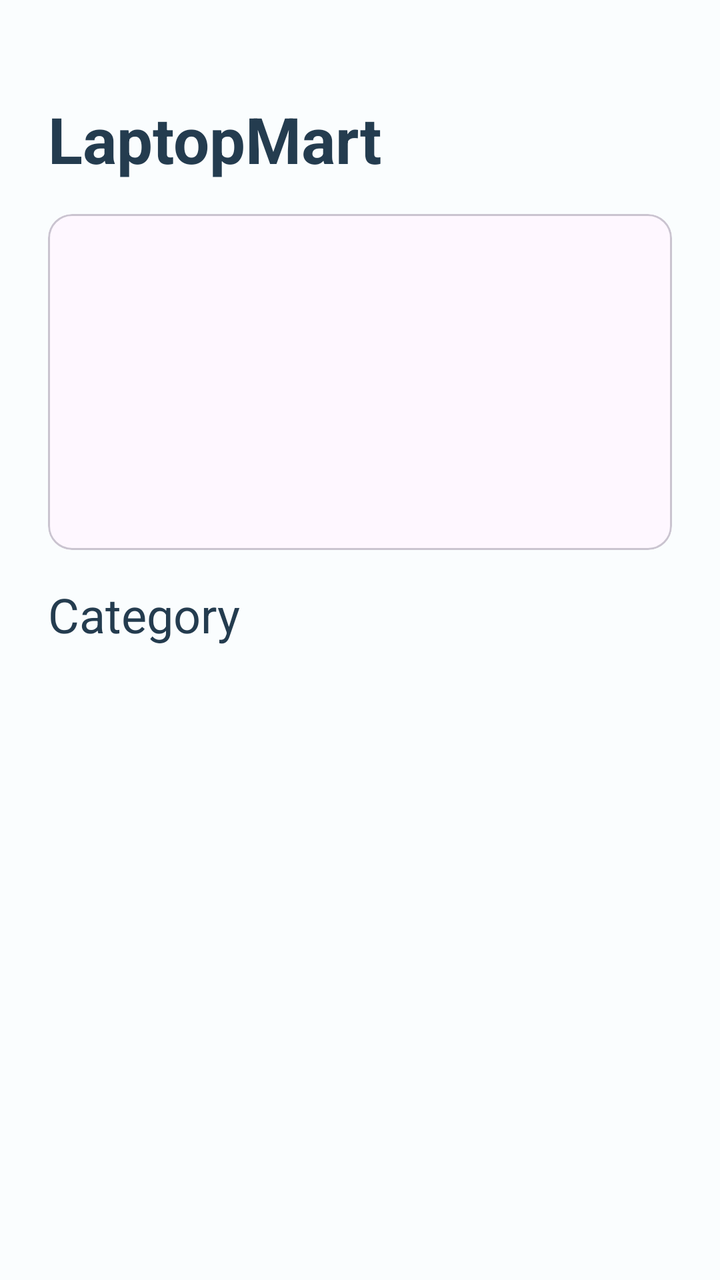
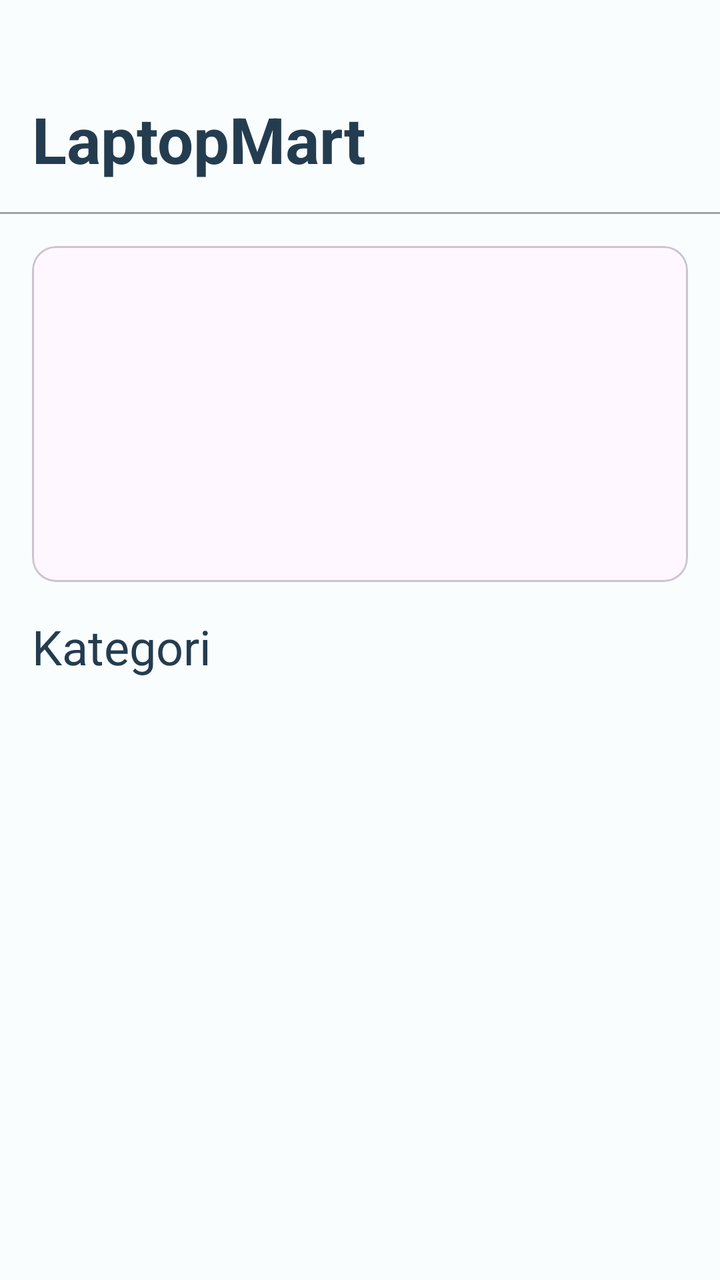

Compare the two renders of this Android layout. The source of the first and the diff that turns it into the second are given below.
<!-- AndroidManifest.xml: application theme Theme.LaptopMart -->
<!-- res/layout/fragment_home.xml -->
<?xml version="1.0" encoding="utf-8"?>
<androidx.coordinatorlayout.widget.CoordinatorLayout xmlns:android="http://schemas.android.com/apk/res/android"
    xmlns:app="http://schemas.android.com/apk/res-auto"
    xmlns:tools="http://schemas.android.com/tools"
    android:layout_width="match_parent"
    android:layout_height="match_parent"
    android:background="@color/winter_white"
    tools:context=".home.HomeFragment">

    <LinearLayout
        android:layout_width="match_parent"
        android:layout_height="wrap_content"
        android:layout_marginHorizontal="24dp"
        android:layout_marginTop="48dp"
        android:orientation="vertical">

        <TextView
            android:layout_width="match_parent"
            android:layout_height="wrap_content"
            android:text="@string/app_name"
            android:textColor="@color/navy_blue"
            android:textSize="32sp"
            android:textStyle="bold" />

        <androidx.constraintlayout.widget.ConstraintLayout
            android:layout_width="match_parent"
            android:layout_height="wrap_content"
            android:layout_marginTop="16dp">

            <com.google.android.material.card.MaterialCardView
                android:id="@+id/bannerContainer"
                android:layout_width="0dp"
                android:layout_height="168dp"
                app:cardCornerRadius="12dp"
                app:layout_constraintBottom_toBottomOf="parent"
                app:layout_constraintEnd_toEndOf="parent"
                app:layout_constraintStart_toStartOf="parent"
                app:layout_constraintTop_toTopOf="parent">

                <androidx.viewpager2.widget.ViewPager2
                    android:id="@+id/vpBanner"
                    android:layout_width="match_parent"
                    android:layout_height="match_parent" />

            </com.google.android.material.card.MaterialCardView>

            <ProgressBar
                android:id="@+id/pbBanner"
                style="?android:attr/progressBarStyle"
                android:layout_width="wrap_content"
                android:layout_height="wrap_content"
                android:indeterminateTint="@color/navy_blue"
                app:layout_constraintBottom_toBottomOf="parent"
                app:layout_constraintEnd_toEndOf="parent"
                app:layout_constraintStart_toStartOf="parent"
                app:layout_constraintTop_toTopOf="parent" />

        </androidx.constraintlayout.widget.ConstraintLayout>

        <TextView
            android:layout_width="match_parent"
            android:layout_height="wrap_content"
            android:layout_marginTop="16dp"
            android:text="Category"
            android:textColor="@color/navy_blue"
            android:textSize="24sp" />

    </LinearLayout>

</androidx.coordinatorlayout.widget.CoordinatorLayout>
<!-- resources referenced by this layout -->
<resources>
  <color name="navy_blue">#FF243C4F</color>
  <color name="winter_white">#FFFAFDFE</color>
  <string name="app_name">LaptopMart</string>
  <style name="Theme.LaptopMart" parent="Theme.Material3.Light.NoActionBar">
          <item name="bottomNavigationStyle">@style/Widget.LaptopMart.BottomNavigationView</item>
          <item name="textInputStyle">@style/Widget.LaptopMart.TextInputLayout.OutlinedBox</item>
          <item name="materialButtonStyle">@style/Widget.LaptopMart.Button</item>
          <item name="materialButtonOutlinedStyle">@style/Widget.LaptopMart.Button.OutlinedButton
          </item>
          <item name="floatingActionButtonStyle">@style/Widget.LaptopMart.FloatingActionButton
          </item>
      </style>
  <style name="Widget.LaptopMart.BottomNavigationView" parent="Widget.Material3.BottomNavigationView">
          <item name="materialThemeOverlay">@style/ThemeOverlay.LaptopMart.BottomNavigationView</item>
      </style>
  <style name="Widget.LaptopMart.TextInputLayout.OutlinedBox" parent="Widget.Material3.TextInputLayout.OutlinedBox">
          <item name="materialThemeOverlay">
              @style/ThemeOverlay.LaptopMart.TextInputLayout.OutlinedBox
          </item>
          <item name="shapeAppearance">@style/ShapeAppearance.Material3.Corner.Full
          </item>
      </style>
  <style name="Widget.LaptopMart.Button" parent="Widget.Material3.Button">
          <item name="android:padding">16dp</item>
          <item name="android:textStyle">bold</item>
          <item name="android:textSize">16sp</item>
          <item name="materialThemeOverlay">@style/ThemeOverlay.LaptopMart.Button
          </item>
          <item name="buttonStyle">@style/Widget.Material3.Button</item>
      </style>
  <style name="Widget.LaptopMart.Button.OutlinedButton" parent="Widget.Material3.Button.OutlinedButton">
          <item name="materialThemeOverlay">@style/ThemeOverlay.LaptopMart.Button.OutlinedButton
          </item>
          <item name="strokeWidth">2dp</item>
          <item name="android:padding">16dp</item>
          <item name="android:textStyle">bold</item>
          <item name="android:textSize">16sp</item>
      </style>
  <style name="Widget.LaptopMart.FloatingActionButton" parent="Widget.Material3.FloatingActionButton.Primary">
          <item name="materialThemeOverlay">@style/ThemeOverlay.LaptopMart.FloatingActionButton
          </item>
          <item name="floatingActionButtonStyle">
              @style/Widget.Material3.FloatingActionButton.Primary
          </item>
      </style>
  <style name="ThemeOverlay.LaptopMart.BottomNavigationView" parent="">
          <item name="colorOnSecondaryContainer">@color/colorPrimary</item>
          <item name="colorSecondaryContainer">@color/sky_mist</item>
          <item name="colorSurfaceContainer">@color/minted_aqua</item>
          <item name="elevation">16dp</item>
      </style>
  <style name="ThemeOverlay.LaptopMart.Button" parent="ThemeOverlay.Material3.Button">
          <item name="colorContainer">@color/blue_ribbon</item>
          <item name="colorOnContainer">@color/winter_white</item>
      </style>
  <style name="ThemeOverlay.LaptopMart.Button.OutlinedButton" parent="ThemeOverlay.Material3.Button.TextButton">
          <item name="colorOnContainer">@color/blue_ribbon</item>
          <item name="colorOutline">@color/blue_ribbon</item>
      </style>
  <style name="ThemeOverlay.LaptopMart.FloatingActionButton" parent="">
          <item name="colorContainer">@color/blue_belle</item>
          <item name="colorOnContainer">@color/blue_ribbon</item>
      </style>
  <color name="sky_mist">#FFB3E7FF</color>
  <color name="minted_aqua">#FFE1F3F7</color>
  <color name="classic_french_gray">#FF9AA5AA</color>
  <color name="blue_ribbon">#FF286398</color>
  <color name="blue_belle">#FF6ECAF6</color>
  <!-- unchanged entries left out for length: 1 -->
</resources>

<!-- the commit's change to res/layout/fragment_home.xml (unified diff, before → after) -->
@@ -1,5 +1,5 @@
 <?xml version="1.0" encoding="utf-8"?>
-<androidx.coordinatorlayout.widget.CoordinatorLayout xmlns:android="http://schemas.android.com/apk/res/android"
+<androidx.constraintlayout.widget.ConstraintLayout xmlns:android="http://schemas.android.com/apk/res/android"
     xmlns:app="http://schemas.android.com/apk/res-auto"
     xmlns:tools="http://schemas.android.com/tools"
     android:layout_width="match_parent"
@@ -7,64 +7,112 @@
     android:background="@color/winter_white"
     tools:context=".home.HomeFragment">
 
-    <LinearLayout
+    <androidx.constraintlayout.widget.ConstraintLayout
+        android:id="@+id/tv_container"
         android:layout_width="match_parent"
         android:layout_height="wrap_content"
-        android:layout_marginHorizontal="24dp"
-        android:layout_marginTop="48dp"
-        android:orientation="vertical">
+        app:layout_constraintEnd_toEndOf="parent"
+        app:layout_constraintStart_toStartOf="parent"
+        app:layout_constraintTop_toTopOf="parent">
 
         <TextView
             android:layout_width="match_parent"
             android:layout_height="wrap_content"
+            android:layout_marginHorizontal="16dp"
+            android:layout_marginTop="48dp"
+            android:layout_marginBottom="16dp"
             android:text="@string/app_name"
             android:textColor="@color/navy_blue"
             android:textSize="32sp"
-            android:textStyle="bold" />
+            android:textStyle="bold"
+            app:layout_constraintBottom_toBottomOf="parent"
+            app:layout_constraintEnd_toEndOf="parent"
+            app:layout_constraintStart_toStartOf="parent"
+            app:layout_constraintTop_toTopOf="parent" />
 
-        <androidx.constraintlayout.widget.ConstraintLayout
+        <com.google.android.material.divider.MaterialDivider
             android:layout_width="match_parent"
             android:layout_height="wrap_content"
-            android:layout_marginTop="16dp">
+            app:layout_constraintBottom_toBottomOf="parent"
+            app:layout_constraintEnd_toEndOf="parent"
+            app:layout_constraintStart_toStartOf="parent" />
 
-            <com.google.android.material.card.MaterialCardView
-                android:id="@+id/bannerContainer"
-                android:layout_width="0dp"
-                android:layout_height="168dp"
-                app:cardCornerRadius="12dp"
-                app:layout_constraintBottom_toBottomOf="parent"
-                app:layout_constraintEnd_toEndOf="parent"
-                app:layout_constraintStart_toStartOf="parent"
-                app:layout_constraintTop_toTopOf="parent">
+    </androidx.constraintlayout.widget.ConstraintLayout>
 
-                <androidx.viewpager2.widget.ViewPager2
-                    android:id="@+id/vpBanner"
+    <LinearLayout
+        android:layout_width="match_parent"
+        android:layout_height="0dp"
+        android:orientation="vertical"
+        app:layout_constraintBottom_toBottomOf="parent"
+        app:layout_constraintEnd_toEndOf="parent"
+        app:layout_constraintStart_toStartOf="parent"
+        app:layout_constraintTop_toBottomOf="@id/tv_container">
+
+        <androidx.core.widget.NestedScrollView
+            android:layout_width="match_parent"
+            android:layout_height="match_parent">
+
+            <LinearLayout
+                android:layout_width="match_parent"
+                android:layout_height="wrap_content"
+                android:layout_marginHorizontal="16dp"
+                android:orientation="vertical">
+
+                <androidx.constraintlayout.widget.ConstraintLayout
                     android:layout_width="match_parent"
-                    android:layout_height="match_parent" />
+                    android:layout_height="wrap_content"
+                    android:layout_marginTop="16dp">
 
-            </com.google.android.material.card.MaterialCardView>
+                    <com.google.android.material.card.MaterialCardView
+                        android:id="@+id/bannerContainer"
+                        android:layout_width="0dp"
+                        android:layout_height="168dp"
+                        app:cardCornerRadius="12dp"
+                        app:layout_constraintBottom_toBottomOf="parent"
+                        app:layout_constraintEnd_toEndOf="parent"
+                        app:layout_constraintStart_toStartOf="parent"
+                        app:layout_constraintTop_toTopOf="parent">
 
-            <ProgressBar
-                android:id="@+id/pbBanner"
-                style="?android:attr/progressBarStyle"
-                android:layout_width="wrap_content"
-                android:layout_height="wrap_content"
-                android:indeterminateTint="@color/navy_blue"
-                app:layout_constraintBottom_toBottomOf="parent"
-                app:layout_constraintEnd_toEndOf="parent"
-                app:layout_constraintStart_toStartOf="parent"
-                app:layout_constraintTop_toTopOf="parent" />
+                        <androidx.viewpager2.widget.ViewPager2
+                            android:id="@+id/vpBanner"
+                            android:layout_width="match_parent"
+                            android:layout_height="match_parent" />
 
-        </androidx.constraintlayout.widget.ConstraintLayout>
+                    </com.google.android.material.card.MaterialCardView>
 
-        <TextView
-            android:layout_width="match_parent"
-            android:layout_height="wrap_content"
-            android:layout_marginTop="16dp"
-            android:text="Category"
-            android:textColor="@color/navy_blue"
-            android:textSize="24sp" />
+                    <ProgressBar
+                        android:id="@+id/pbBanner"
+                        style="?android:attr/progressBarStyle"
+                        android:layout_width="wrap_content"
+                        android:layout_height="wrap_content"
+                        android:indeterminateTint="@color/navy_blue"
+                        app:layout_constraintBottom_toBottomOf="parent"
+                        app:layout_constraintEnd_toEndOf="parent"
+                        app:layout_constraintStart_toStartOf="parent"
+                        app:layout_constraintTop_toTopOf="parent" />
+
+                </androidx.constraintlayout.widget.ConstraintLayout>
+
+                <TextView
+                    android:layout_width="match_parent"
+                    android:layout_height="wrap_content"
+                    android:layout_marginTop="16dp"
+                    android:text="Kategori"
+                    android:textColor="@color/navy_blue"
+                    android:textSize="24sp" />
+
+                <androidx.recyclerview.widget.RecyclerView
+                    android:id="@+id/rv_user_laptops"
+                    android:layout_width="match_parent"
+                    android:layout_height="wrap_content"
+                    android:layout_marginTop="16dp"
+                    app:layoutManager="androidx.recyclerview.widget.GridLayoutManager"
+                    app:spanCount="2" />
+
+            </LinearLayout>
+
+        </androidx.core.widget.NestedScrollView>
 
     </LinearLayout>
 
-</androidx.coordinatorlayout.widget.CoordinatorLayout>
+</androidx.constraintlayout.widget.ConstraintLayout>
<!-- resource entries referenced after the edit -->
@@ -11,6 +11,7 @@
           </item>
           <item name="floatingActionButtonStyle">@style/Widget.LaptopMart.FloatingActionButton
           </item>
+          <item name="materialDividerStyle">@style/ThemeOverlay.LaptopMart.MaterialDivider</item>
       </style>
   <style name="Widget.LaptopMart.BottomNavigationView" parent="Widget.Material3.BottomNavigationView">
           <item name="materialThemeOverlay">@style/ThemeOverlay.LaptopMart.BottomNavigationView</item>
@@ -45,6 +46,9 @@
               @style/Widget.Material3.FloatingActionButton.Primary
           </item>
       </style>
+  <style name="ThemeOverlay.LaptopMart.MaterialDivider" parent="">
+          <item name="dividerColor">@color/classic_french_gray</item>
+      </style>
   <style name="ThemeOverlay.LaptopMart.BottomNavigationView" parent="">
           <item name="colorOnSecondaryContainer">@color/colorPrimary</item>
           <item name="colorSecondaryContainer">@color/sky_mist</item>
